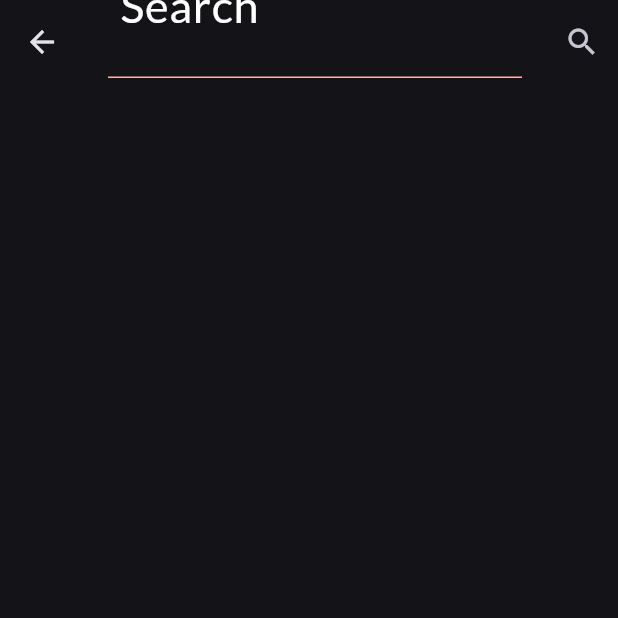
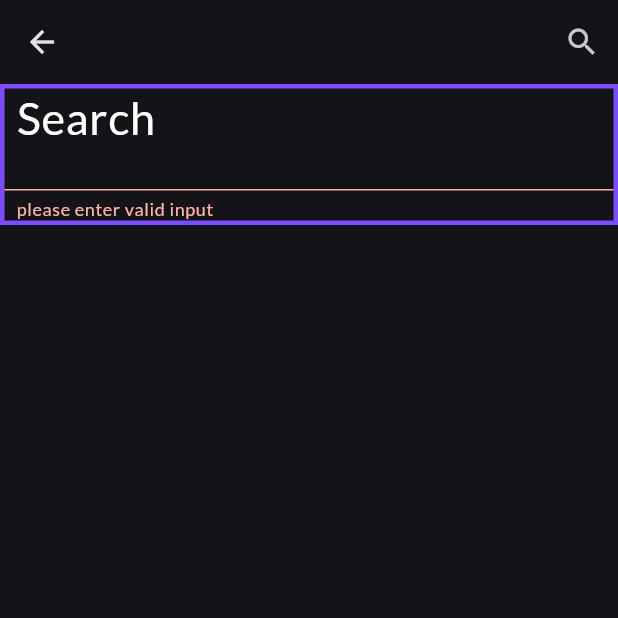
Before and after one commit to MaherWasel/Aflam, a Flutter app: the Search screen opened directly, after a tap on the "search" icon, on a phone screen of 412 x 824 dp, the top half of it. Run offline on Flutter 3.47's test engine with Material 2 defaults, Android fonts, the phone set to English and light mode, and no system bars; our stand-ins replace cloud_firestore, firebase_auth, firebase_core, firebase_storage, flutter_riverpod, google_fonts and 3 more; accounts and stored records are empty; network calls fail.

Commit message:
fixed minor issues in login-favorites-drawer Screens

```diff
--- a/lib/Screens/Search.dart
+++ b/lib/Screens/Search.dart
@@ -16,7 +16,6 @@ class Search extends ConsumerStatefulWidget {
 
 class _SearchState extends ConsumerState<Search> {
   final _formKey = GlobalKey<FormState>();
-  bool loading = false;
   String _inputSearch = "";
   void _search() {
     final isVaild = _formKey.currentState!.validate();
@@ -24,10 +23,8 @@ class _SearchState extends ConsumerState<Search> {
       return;
     }
     _formKey.currentState!.save();
-    setState(() {
-      loading = true;
+    setState(()  {
        ref.read(searchedMoviesProvider.notifier).search(_inputSearch);
-      loading = false;
     });
   }
 
@@ -39,8 +36,19 @@ class _SearchState extends ConsumerState<Search> {
           actions: [
             IconButton(onPressed: _search, icon: const Icon(Icons.search))
           ],
-          title: Form(
+
+        ),
+        body:Column(
+              children: [
+                Form(
               key: _formKey,
+              child: Container(
+                decoration: BoxDecoration(
+                  border: Border.all(
+                    width: 3,
+                    color: Colors.deepPurpleAccent
+                  )
+                ),
                 child: TextFormField(
                   style: GoogleFonts.lato(
                       color: Colors.deepPurpleAccent, fontSize: 24),
@@ -64,11 +72,10 @@ class _SearchState extends ConsumerState<Search> {
                   onSaved: (newValue) {
                     _inputSearch = newValue!;
                   },
+                ),
               )),
-        ),
-        body: loading
-            ? CircularProgressIndicator()
-            : ListView.builder(
+                Expanded(
+                  child: ListView.builder(
                       scrollDirection: Axis.horizontal,
 
                       itemCount: list.length,
@@ -89,6 +96,9 @@ class _SearchState extends ConsumerState<Search> {
                             ),
                           ),
                         );
-                }));
+                      }),
+                ),
+              ],
+            ));
   }
 }
--- a/lib/Screens/logIn.dart
+++ b/lib/Screens/logIn.dart
@@ -117,7 +117,8 @@ class _LogInPageState extends State<LogInPage> {
                     ),
                     SizedBox(height: deviceSize.height * 0.05),
 
-                    UserImagePicker(
+                    if (!_isLogin)
+                      UserImagePicker(
                       onPickImage: (pickedImage) {
                         _selectedImage = pickedImage;
                       },
--- a/lib/Widgets/HomeDrawer.dart
+++ b/lib/Widgets/HomeDrawer.dart
@@ -31,7 +31,9 @@ class HomeDrawer extends StatelessWidget{
               ).snapshots(),
               builder: (context, snapshot) {
                 if (snapshot.connectionState==ConnectionState.waiting){
-                  return CircularProgressIndicator();
+                  return SizedBox(
+                    width: double.infinity,
+                    child: CircularProgressIndicator());
                 }
                 else {
                   final info=snapshot.data;
--- a/lib/Widgets/Top10PageView.dart
+++ b/lib/Widgets/Top10PageView.dart
@@ -51,7 +51,9 @@ class Top10PageView extends ConsumerWidget {
                   }),
             );
           }
-          return Text("data");
+          return  Text("Failed to load TOP10",
+                    style: GoogleFonts.lato(
+                        fontSize: 32, color: Colors.deepPurple));
         });
   }
 }
```
Also changed, not shown: lib/Screens/DetailedMovie.dart (+16 -11 lines), lib/Widgets/FanFavorites.dart (+5 -2 lines). Lines whose indentation alone changed are shown as unchanged.
